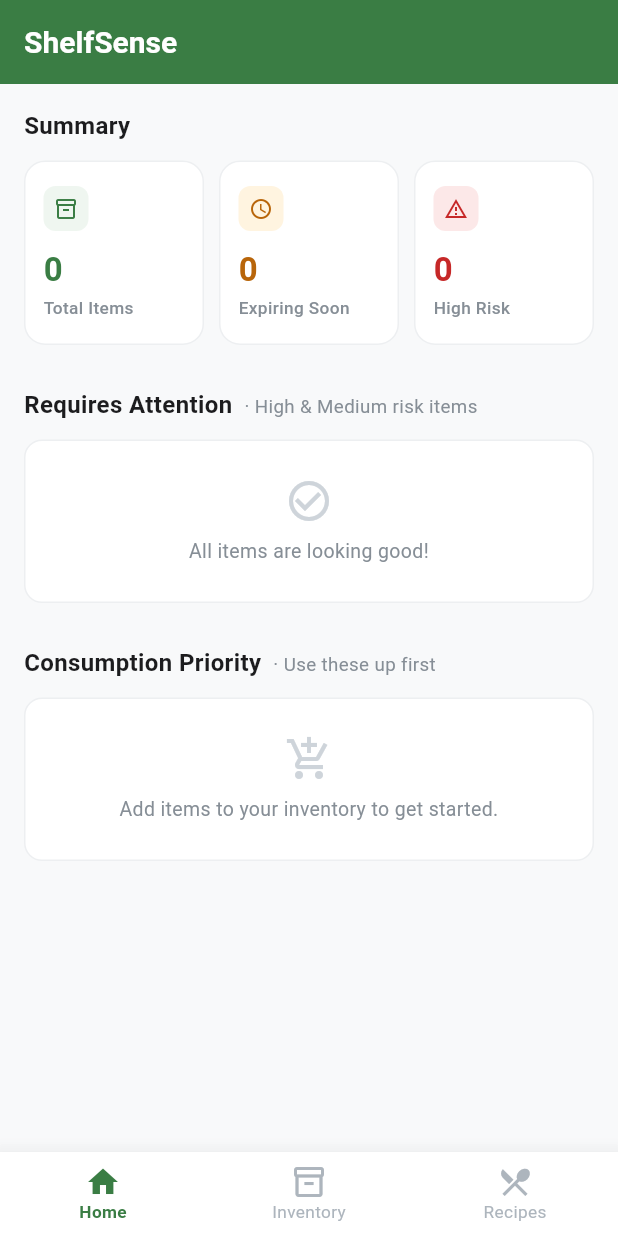
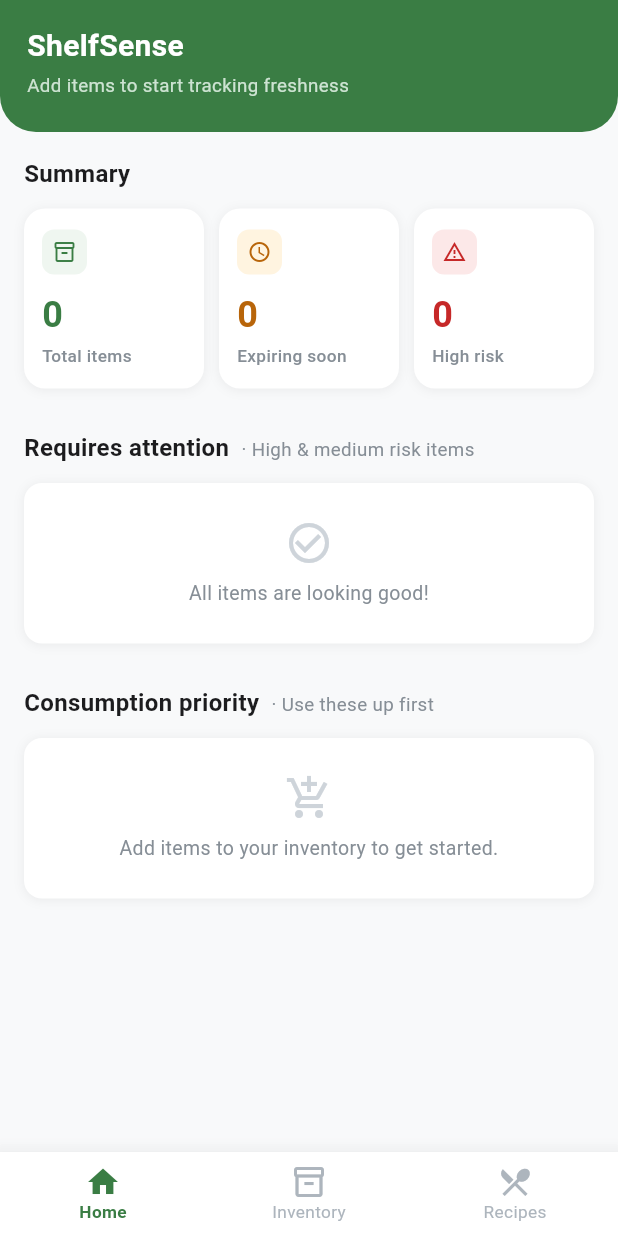
Before and after one commit to stanleywijayaa/shelf_sense, a Flutter app: the screen it shows after launch, on a phone screen of 412 x 824 dp. Run offline on Flutter 3.47's test engine with Material 3 defaults, Android fonts, the phone set to English and light mode, and no system bars; our stand-ins replace cloud_firestore, firebase_core, flutter_local_notifications, timezone; accounts and stored records are empty.

Commit message:
Polishing the UI with shadows, curved header, and polish risk indicators: - Add shared AppShadows constant; replace hairline borders with soft   shadows across cards, stat cards, recipe cards, and detail rows - Replace home AppBar with curved green header showing live item count - Give stat cards larger, semantically colored values - Add dot indicator to risk badges - Add colored risk edge strip to item and attention cards

```diff
--- /dev/null
+++ b/lib/core/theme/app_shadows.dart
@@ -0,0 +1,15 @@
+import 'package:flutter/material.dart';
+
+/// Shared elevation used across the app's cards.
+/// A soft shadow replaces the previous hairline borders, which gives cards
+/// a little depth and makes the UI feel less flat. Defined in one place so
+/// every surface stays consistent.
+class AppShadows {
+  static const List<BoxShadow> card = [
+    BoxShadow(
+      color: Color(0x121C1C1E), // ~7% of #1C1C1E
+      blurRadius: 6,
+      offset: Offset(0, 1),
+    ),
+  ];
+}
--- a/lib/screens/home/home_screen.dart
+++ b/lib/screens/home/home_screen.dart
@@ -1,48 +1,34 @@
 import 'package:flutter/material.dart';
-//import 'package:intl/intl.dart';
 import '../../models/food_item.dart';
 import '../../services/firestore_service.dart';
+import '../../core/theme/app_shadows.dart';
 import '../../widgets/risk_badge.dart';
 import '../inventory/item_detail_screen.dart';
 
 class HomeScreen extends StatelessWidget {
   const HomeScreen({super.key});
 
-  // ─── Derived lists from the full inventory ─────────────────────────────────
-
-  /// Items expiring within the next 3 days (any risk level).
   List<FoodItem> _expiringSoon(List<FoodItem> items) {
     final cutoff = DateTime.now().add(const Duration(days: 3));
-    return items
-        .where((item) => item.expiryDate.isBefore(cutoff))
-        .toList();
+    return items.where((item) => item.expiryDate.isBefore(cutoff)).toList();
   }
 
-  /// Items classified as High or Medium risk, ordered soonest-expiry first.
-  /// Capped at 5 for the "Requiring Attention" section.
   List<FoodItem> _requiresAttention(List<FoodItem> items) {
     return items
-        .where((item) =>
-            item.riskLevel == 'High' || item.riskLevel == 'Medium')
+        .where((i) => i.riskLevel == 'High' || i.riskLevel == 'Medium')
         .take(5)
         .toList();
   }
 
-  /// Full inventory ordered by soonest expiry — the consumption priority queue.
-  /// Capped at 5 for the dashboard section.
   List<FoodItem> _consumptionPriority(List<FoodItem> items) {
-    return items.take(5).toList(); // already ordered by expiryDate from Firestore
+    return items.take(5).toList();
   }
 
-  // ─── Days remaining label ──────────────────────────────────────────────────
   String _daysLabel(DateTime expiryDate) {
     final now = DateTime.now();
     final today = DateTime(now.year, now.month, now.day);
-    final expiry = DateTime(
-      expiryDate.year,
-      expiryDate.month,
-      expiryDate.day,
-    );
+    final expiry =
+        DateTime(expiryDate.year, expiryDate.month, expiryDate.day);
     final days = expiry.difference(today).inDays;
     if (days < 0) return 'Expired';
     if (days == 0) return 'Today';
@@ -54,78 +40,82 @@ class HomeScreen extends StatelessWidget {
   Widget build(BuildContext context) {
     return Scaffold(
       backgroundColor: const Color(0xFFF8F9FA),
-      appBar: AppBar(
-        backgroundColor: const Color(0xFF3A7D44),
-        foregroundColor: Colors.white,
-        title: const Text(
-          'ShelfSense',
-          style: TextStyle(fontWeight: FontWeight.w700, fontSize: 20),
-        ),
-        elevation: 0,
-      ),
+      // No AppBar — the curved green header below replaces it.
       body: StreamBuilder<List<FoodItem>>(
         stream: FirestoreService().getFoodItems(),
         builder: (context, snapshot) {
-          // ── Loading ────────────────────────────────────────────────────
-          if (snapshot.connectionState == ConnectionState.waiting) {
-            return const Center(
-              child: CircularProgressIndicator(color: Color(0xFF3A7D44)),
-            );
-          }
+          final items = snapshot.data ?? [];
+          final loading =
+              snapshot.connectionState == ConnectionState.waiting;
 
-          // ── Error ──────────────────────────────────────────────────────
-          if (snapshot.hasError) {
-            return Center(
-              child: Text(
-                'Failed to load dashboard.\n${snapshot.error}',
-                textAlign: TextAlign.center,
-                style: const TextStyle(color: Color(0xFF868E96)),
-              ),
-            );
-          }
-
-          final items = snapshot.data ?? [];
           final attentionItems = _requiresAttention(items);
           final priorityItems = _consumptionPriority(items);
           final expiringSoonCount = _expiringSoon(items).length;
           final highRiskCount =
               items.where((i) => i.riskLevel == 'High').length;
 
-          return ListView(
-            padding: const EdgeInsets.fromLTRB(16, 16, 16, 32),
+          return Column(
             children: [
-              // ── Section 1: Summary Statistics ──────────────────────────
-              _SectionHeader(title: 'Summary'),
+              // ── Curved green header ──────────────────────────────────
+              _CurvedHeader(itemCount: items.length),
+
+              Expanded(
+                child: loading
+                    ? const Center(
+                        child: CircularProgressIndicator(
+                            color: Color(0xFF3A7D44)),
+                      )
+                    : snapshot.hasError
+                        ? Center(
+                            child: Padding(
+                              padding: const EdgeInsets.all(24),
+                              child: Text(
+                                'Failed to load dashboard.\n${snapshot.error}',
+                                textAlign: TextAlign.center,
+                                style: const TextStyle(
+                                    color: Color(0xFF868E96)),
+                              ),
+                            ),
+                          )
+                        : ListView(
+                            padding:
+                                const EdgeInsets.fromLTRB(16, 16, 16, 32),
+                            children: [
+                              // ── Summary stats ──────────────────────
+                              const _SectionHeader(title: 'Summary'),
                               const SizedBox(height: 12),
                               Row(
                                 children: [
                                   Expanded(
                                     child: _StatCard(
-                      label: 'Total Items',
+                                      label: 'Total items',
                                       value: '${items.length}',
                                       icon: Icons.inventory_2_outlined,
                                       color: const Color(0xFF3A7D44),
-                      backgroundColor: const Color(0xFFEFF6F0),
+                                      backgroundColor:
+                                          const Color(0xFFEFF6F0),
                                     ),
                                   ),
                                   const SizedBox(width: 10),
                                   Expanded(
                                     child: _StatCard(
-                      label: 'Expiring Soon',
+                                      label: 'Expiring soon',
                                       value: '$expiringSoonCount',
                                       icon: Icons.schedule_outlined,
                                       color: const Color(0xFFB8650A),
-                      backgroundColor: const Color(0xFFFFF4E0),
+                                      backgroundColor:
+                                          const Color(0xFFFFF4E0),
                                     ),
                                   ),
                                   const SizedBox(width: 10),
                                   Expanded(
                                     child: _StatCard(
-                      label: 'High Risk',
+                                      label: 'High risk',
                                       value: '$highRiskCount',
                                       icon: Icons.warning_amber_outlined,
                                       color: const Color(0xFFC62828),
-                      backgroundColor: const Color(0xFFFCE8E8),
+                                      backgroundColor:
+                                          const Color(0xFFFCE8E8),
                                     ),
                                   ),
                                 ],
@@ -133,14 +123,14 @@ class HomeScreen extends StatelessWidget {
 
                               const SizedBox(height: 28),
 
-              // ── Section 2: Items Requiring Attention ───────────────────
-              _SectionHeader(
-                title: 'Requires Attention',
-                subtitle: 'High & Medium risk items',
+                              // ── Requires attention ─────────────────
+                              const _SectionHeader(
+                                title: 'Requires attention',
+                                subtitle: 'High & medium risk items',
                               ),
                               const SizedBox(height: 12),
                               attentionItems.isEmpty
-                  ? _EmptyCard(
+                                  ? const _EmptyCard(
                                       icon: Icons.check_circle_outline,
                                       message: 'All items are looking good!',
                                     )
@@ -148,12 +138,14 @@ class HomeScreen extends StatelessWidget {
                                       children: attentionItems
                                           .map((item) => _AttentionItemRow(
                                                 item: item,
-                                daysLabel: _daysLabel(item.expiryDate),
+                                                daysLabel: _daysLabel(
+                                                    item.expiryDate),
                                                 onTap: () => Navigator.push(
                                                   context,
                                                   MaterialPageRoute(
                                                     builder: (_) =>
-                                        ItemDetailScreen(item: item),
+                                                        ItemDetailScreen(
+                                                            item: item),
                                                   ),
                                                 ),
                                               ))
@@ -162,16 +154,17 @@ class HomeScreen extends StatelessWidget {
 
                               const SizedBox(height: 28),
 
-              // ── Section 3: Recommended Consumption Priority ────────────
-              _SectionHeader(
-                title: 'Consumption Priority',
+                              // ── Consumption priority ───────────────
+                              const _SectionHeader(
+                                title: 'Consumption priority',
                                 subtitle: 'Use these up first',
                               ),
                               const SizedBox(height: 12),
                               priorityItems.isEmpty
-                  ? _EmptyCard(
+                                  ? const _EmptyCard(
                                       icon: Icons.add_shopping_cart_outlined,
-                      message: 'Add items to your inventory to get started.',
+                                      message:
+                                          'Add items to your inventory to get started.',
                                     )
                                   : Column(
                                       children: List.generate(
@@ -179,15 +172,22 @@ class HomeScreen extends StatelessWidget {
                                         (index) => _PriorityItemRow(
                                           rank: index + 1,
                                           item: priorityItems[index],
-                          daysLabel: _daysLabel(priorityItems[index].expiryDate),
+                                          daysLabel: _daysLabel(
+                                              priorityItems[index]
+                                                  .expiryDate),
                                           onTap: () => Navigator.push(
                                             context,
                                             MaterialPageRoute(
                                               builder: (_) =>
-                                  ItemDetailScreen(item: priorityItems[index]),
+                                                  ItemDetailScreen(
+                                                item: priorityItems[index],
                                               ),
                                             ),
                                           ),
+                                        ),
+                                      ),
+                                    ),
+                            ],
                           ),
               ),
             ],
@@ -198,11 +198,55 @@ class HomeScreen extends StatelessWidget {
   }
 }
 
-// ─── Section Header ───────────────────────────────────────────────────────────
+// ─── Curved green header ──────────────────────────────────────────────────
+class _CurvedHeader extends StatelessWidget {
+  final int itemCount;
+  const _CurvedHeader({required this.itemCount});
+
+  @override
+  Widget build(BuildContext context) {
+    final topPadding = MediaQuery.of(context).padding.top;
+    return Container(
+      width: double.infinity,
+      padding: EdgeInsets.fromLTRB(18, topPadding + 16, 18, 22),
+      decoration: const BoxDecoration(
+        color: Color(0xFF3A7D44),
+        borderRadius: BorderRadius.only(
+          bottomLeft: Radius.circular(24),
+          bottomRight: Radius.circular(24),
+        ),
+      ),
+      child: Column(
+        crossAxisAlignment: CrossAxisAlignment.start,
+        children: [
+          const Text(
+            'ShelfSense',
+            style: TextStyle(
+              fontSize: 20,
+              fontWeight: FontWeight.w700,
+              color: Colors.white,
+            ),
+          ),
+          const SizedBox(height: 3),
+          Text(
+            itemCount == 0
+                ? 'Add items to start tracking freshness'
+                : 'Keeping $itemCount item${itemCount == 1 ? '' : 's'} fresh',
+            style: const TextStyle(
+              fontSize: 12.5,
+              color: Color(0xFFCDE3D2),
+            ),
+          ),
+        ],
+      ),
+    );
+  }
+}
+
+// ─── Section header ───────────────────────────────────────────────────────
 class _SectionHeader extends StatelessWidget {
   final String title;
   final String? subtitle;
-
   const _SectionHeader({required this.title, this.subtitle});
 
   @override
@@ -236,7 +280,7 @@ class _SectionHeader extends StatelessWidget {
   }
 }
 
-// ─── Summary Stat Card ────────────────────────────────────────────────────────
+// ─── Stat card ────────────────────────────────────────────────────────────
 class _StatCard extends StatelessWidget {
   final String label;
   final String value;
@@ -255,11 +299,11 @@ class _StatCard extends StatelessWidget {
   @override
   Widget build(BuildContext context) {
     return Container(
-      padding: const EdgeInsets.symmetric(vertical: 16, horizontal: 12),
+      padding: const EdgeInsets.symmetric(vertical: 14, horizontal: 12),
       decoration: BoxDecoration(
         color: Colors.white,
         borderRadius: BorderRadius.circular(14),
-        border: Border.all(color: const Color(0xFFEDEFF1)),
+        boxShadow: AppShadows.card,
       ),
       child: Column(
         crossAxisAlignment: CrossAxisAlignment.start,
@@ -276,7 +320,7 @@ class _StatCard extends StatelessWidget {
           Text(
             value,
             style: TextStyle(
-              fontSize: 22,
+              fontSize: 24,
               fontWeight: FontWeight.w700,
               color: color,
             ),
@@ -296,7 +340,7 @@ class _StatCard extends StatelessWidget {
   }
 }
 
-// ─── Attention Item Row ───────────────────────────────────────────────────────
+// ─── Attention row (with risk edge strip) ─────────────────────────────────
 class _AttentionItemRow extends StatelessWidget {
   final FoodItem item;
   final String daysLabel;
@@ -308,6 +352,17 @@ class _AttentionItemRow extends StatelessWidget {
     required this.onTap,
   });
 
+  Color get _edgeColor {
+    switch (item.riskLevel) {
+      case 'High':
+        return const Color(0xFFC62828);
+      case 'Medium':
+        return const Color(0xFFBA7517);
+      default:
+        return const Color(0xFF2E7D32);
+    }
+  }
+
   @override
   Widget build(BuildContext context) {
     return Container(
@@ -315,13 +370,28 @@ class _AttentionItemRow extends StatelessWidget {
       decoration: BoxDecoration(
         color: Colors.white,
         borderRadius: BorderRadius.circular(12),
-        border: Border.all(color: const Color(0xFFEDEFF1)),
+        boxShadow: AppShadows.card,
       ),
       child: InkWell(
         onTap: onTap,
         borderRadius: BorderRadius.circular(12),
+        child: IntrinsicHeight(
+          child: Row(
+            crossAxisAlignment: CrossAxisAlignment.stretch,
+            children: [
+              Container(
+                width: 4,
+                decoration: BoxDecoration(
+                  color: _edgeColor,
+                  borderRadius: const BorderRadius.horizontal(
+                    left: Radius.circular(12),
+                  ),
+                ),
+              ),
+              Expanded(
                 child: Padding(
-          padding: const EdgeInsets.symmetric(horizontal: 14, vertical: 12),
+                  padding:
+                      const EdgeInsets.symmetric(horizontal: 14, vertical: 12),
                   child: Row(
                     children: [
                       Expanded(
@@ -352,11 +422,15 @@ class _AttentionItemRow extends StatelessWidget {
                   ),
                 ),
               ),
+            ],
+          ),
+        ),
+      ),
     );
   }
 }
 
-// ─── Priority Item Row ────────────────────────────────────────────────────────
+// ─── Priority row ─────────────────────────────────────────────────────────
 class _PriorityItemRow extends StatelessWidget {
   final int rank;
   final FoodItem item;
@@ -377,7 +451,7 @@ class _PriorityItemRow extends StatelessWidget {
       decoration: BoxDecoration(
         color: Colors.white,
         borderRadius: BorderRadius.circular(12),
-        border: Border.all(color: const Color(0xFFEDEFF1)),
+        boxShadow: AppShadows.card,
       ),
       child: InkWell(
         onTap: onTap,
@@ -386,7 +460,6 @@ class _PriorityItemRow extends StatelessWidget {
           padding: const EdgeInsets.symmetric(horizontal: 14, vertical: 12),
           child: Row(
             children: [
-              // ── Rank number ──────────────────────────────────────────
               Container(
                 width: 28,
                 height: 28,
@@ -406,8 +479,6 @@ class _PriorityItemRow extends StatelessWidget {
                 ),
               ),
               const SizedBox(width: 12),
-
-              // ── Name + expiry ────────────────────────────────────────
               Expanded(
                 child: Column(
                   crossAxisAlignment: CrossAxisAlignment.start,
@@ -431,8 +502,6 @@ class _PriorityItemRow extends StatelessWidget {
                   ],
                 ),
               ),
-
-              // ── Risk badge ───────────────────────────────────────────
               RiskBadge(riskLevel: item.riskLevel),
             ],
           ),
@@ -442,11 +511,10 @@ class _PriorityItemRow extends StatelessWidget {
   }
 }
 
-// ─── Empty State Card ─────────────────────────────────────────────────────────
+// ─── Empty card ───────────────────────────────────────────────────────────
 class _EmptyCard extends StatelessWidget {
   final IconData icon;
   final String message;
-
   const _EmptyCard({required this.icon, required this.message});
 
   @override
@@ -457,7 +525,7 @@ class _EmptyCard extends StatelessWidget {
       decoration: BoxDecoration(
         color: Colors.white,
         borderRadius: BorderRadius.circular(12),
-        border: Border.all(color: const Color(0xFFEDEFF1)),
+        boxShadow: AppShadows.card,
       ),
       child: Column(
         children: [
@@ -466,10 +534,7 @@ class _EmptyCard extends StatelessWidget {
           Text(
             message,
             textAlign: TextAlign.center,
-            style: const TextStyle(
-              fontSize: 13,
-              color: Color(0xFF868E96),
-            ),
+            style: const TextStyle(fontSize: 13, color: Color(0xFF868E96)),
           ),
         ],
       ),
--- a/lib/screens/inventory/item_detail_screen.dart
+++ b/lib/screens/inventory/item_detail_screen.dart
@@ -4,6 +4,7 @@ import '../../models/food_item.dart';
 import '../../services/firestore_service.dart';
 import '../../widgets/risk_badge.dart';
 import 'add_item_screen.dart';
+import '../../core/theme/app_shadows.dart';
 
 class ItemDetailScreen extends StatelessWidget {
   final FoodItem item;
@@ -122,7 +123,7 @@ class ItemDetailScreen extends StatelessWidget {
               decoration: BoxDecoration(
                 color: Colors.white,
                 borderRadius: BorderRadius.circular(16),
-                border: Border.all(color: const Color(0xFFEDEFF1)),
+                boxShadow: AppShadows.card,
               ),
               child: Column(
                 crossAxisAlignment: CrossAxisAlignment.start,
--- a/lib/screens/recipe/recipe_screen.dart
+++ b/lib/screens/recipe/recipe_screen.dart
@@ -4,6 +4,7 @@ import '../../models/recipe.dart';
 import '../../services/firestore_service.dart';
 import '../../services/recipe_service.dart';
 import 'recipe_detail_screen.dart';
+import '../../core/theme/app_shadows.dart';
 
 class RecipeScreen extends StatelessWidget {
   const RecipeScreen({super.key});
@@ -117,7 +118,7 @@ class _RecipeCard extends StatelessWidget {
       decoration: BoxDecoration(
         color: Colors.white,
         borderRadius: BorderRadius.circular(14),
-        border: Border.all(color: const Color(0xFFEDEFF1)),
+        boxShadow: AppShadows.card,
       ),
       child: InkWell(
         onTap: onTap,
```
Also changed, not shown: lib/widgets/food_item_card.dart (+38 -9 lines), lib/widgets/risk_badge.dart (+32 -5 lines). Lines whose indentation alone changed are shown as unchanged.
